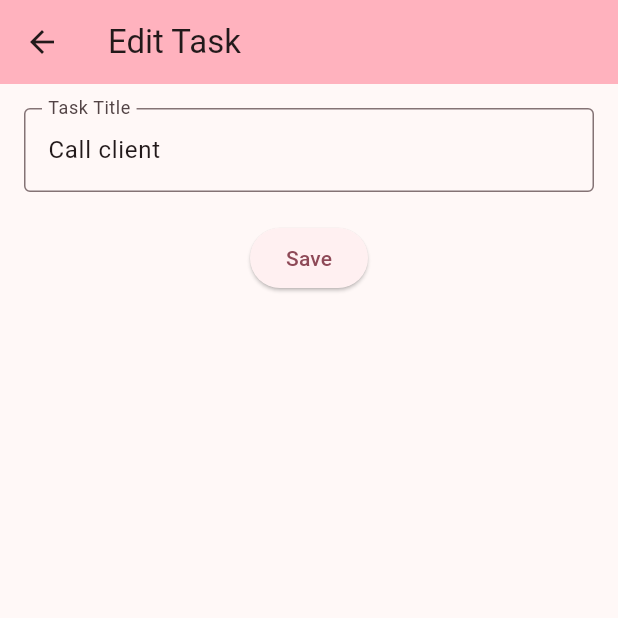
After one commit to Aladdin-Ghribi/company_task_manager, a Flutter app: the TaskListScreen screen opened directly, after a tap on the "delete" icon, after a tap on "Call client", on a phone screen of 412 x 824 dp, the top half of it. The commit adds this screen. Run offline on Flutter 3.47's test engine with Material 3 defaults, Android fonts, the phone set to English and light mode, and no system bars.

Commit message:
Task Editing feature

```diff
--- /dev/null
+++ b/lib/screans/edit_task_list.dart
@@ -0,0 +1,45 @@
+import 'package:flutter/material.dart';
+
+class EditTaskScreen extends StatelessWidget {
+  final String initialTitle;
+  final TextEditingController _taskController;
+
+  EditTaskScreen({required this.initialTitle})
+      : _taskController = TextEditingController(text: initialTitle);
+
+  @override
+  Widget build(BuildContext context) {
+    return Scaffold(
+      appBar: AppBar(
+        title: Text('Edit Task'),
+        backgroundColor: Theme.of(context).colorScheme.inversePrimary,
+      ),
+      body: Padding(
+        padding: EdgeInsets.all(16.0),
+        child: Column(
+          children: [
+            TextField(
+              controller: _taskController,
+              decoration: InputDecoration(
+                labelText: 'Task Title',
+                border: OutlineInputBorder(),
+              ),
+            ),
+            SizedBox(height: 20.0),
+            ElevatedButton(
+              onPressed: () {
+                String updatedTask = _taskController.text;
+                if (updatedTask.isNotEmpty) {
+                  Navigator.pop(context, updatedTask);
+                } else {
+                  debugPrint("Task title can’t be empty!");
+                }
+              },
+              child: Text('Save'),
+            ),
+          ],
+        ),
+      ),
+    );
+  }
+}
--- a/lib/screans/task_list_page.dart
+++ b/lib/screans/task_list_page.dart
@@ -1,4 +1,5 @@
 import 'package:company_task_manager/screans/add_task_page.dart';
+import 'package:company_task_manager/screans/edit_task_list.dart';
 import 'package:flutter/material.dart';
 
 class TaskListScreen extends StatefulWidget {
@@ -41,6 +42,7 @@ Widget build(BuildContext context) {
       itemBuilder: (context, index) {
         return ListTile(
           title: Text(_tasks[index]["title"]),
+          subtitle: Text("important"),
           textColor: Colors.purple[500],
           trailing: Row(
             mainAxisSize: MainAxisSize.min,
@@ -66,6 +68,22 @@ Widget build(BuildContext context) {
               ),
             ],
           ),
+          onTap: () async {
+            String? updatedTitle = await Navigator.push(
+              context,
+              MaterialPageRoute(
+                builder: (context) => EditTaskScreen(
+                  initialTitle: _tasks[index]["title"],
+                ),
+              ),
+            );
+            if (updatedTitle != null) {
+              setState(() {
+                _tasks[index]["title"] = updatedTitle;
+                debugPrint("Updated task to: $updatedTitle");
+              });
+            }
+          },
         );
       },
     ),
```
